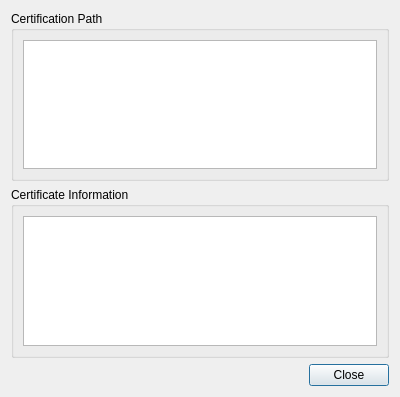
Above: examples/network/securesocketclient/certificateinfo.ui from dmgerman/qtbase-token before the change. Below: the same form after it.
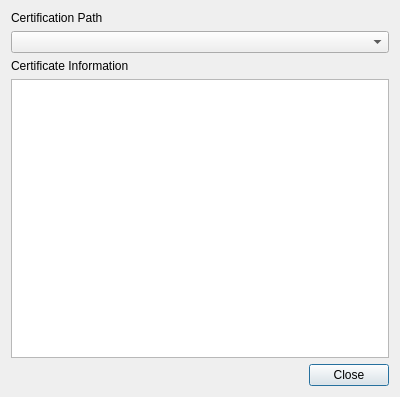
That is the form after the change.

```diff
--- a/examples/network/securesocketclient/certificateinfo.ui
+++ b/examples/network/securesocketclient/certificateinfo.ui
@@ -12,33 +12,48 @@
   <property name="windowTitle" >
    <string>Display Certificate Information</string>
   </property>
-  <layout class="QVBoxLayout" >
+  <layout class="QVBoxLayout">
+   <property name="sizeConstraint">
+    <enum>QLayout::SetDefaultConstraint</enum>
+   </property>
    <item>
-    <widget class="QGroupBox" name="groupBox" >
-     <property name="title" >
+    <widget class="QLabel" name="label">
+     <property name="text">
       <string>Certification Path</string>
      </property>
-     <layout class="QHBoxLayout" >
-      <item>
-       <widget class="QListWidget" name="certificationPathView" />
-      </item>
-     </layout>
     </widget>
    </item>
    <item>
-    <widget class="QGroupBox" name="groupBox_2" >
-     <property name="title" >
+    <widget class="QComboBox" name="certificationPathView">
+     <property name="minimumContentsLength">
+      <number>3</number>
+     </property>
+    </widget>
+   </item>
+   <item>
+    <widget class="QLabel" name="label_2">
+     <property name="text">
       <string>Certificate Information</string>
      </property>
-     <layout class="QHBoxLayout" >
-      <item>
-       <widget class="QListWidget" name="certificateInfoView" />
-      </item>
-     </layout>
     </widget>
    </item>
    <item>
-    <layout class="QHBoxLayout" >
+    <widget class="QListWidget" name="certificateInfoView">
+     <property name="font">
+      <font>
+       <pointsize>8</pointsize>
+      </font>
+     </property>
+     <property name="wordWrap">
+      <bool>true</bool>
+     </property>
+    </widget>
+   </item>
+   <item>
+    <layout class="QHBoxLayout">
+     <property name="sizeConstraint">
+      <enum>QLayout::SetDefaultConstraint</enum>
+     </property>
      <item>
       <spacer>
        <property name="orientation" >
```
Left out of the diff: 21 changed lines with no effect on the pictures.
